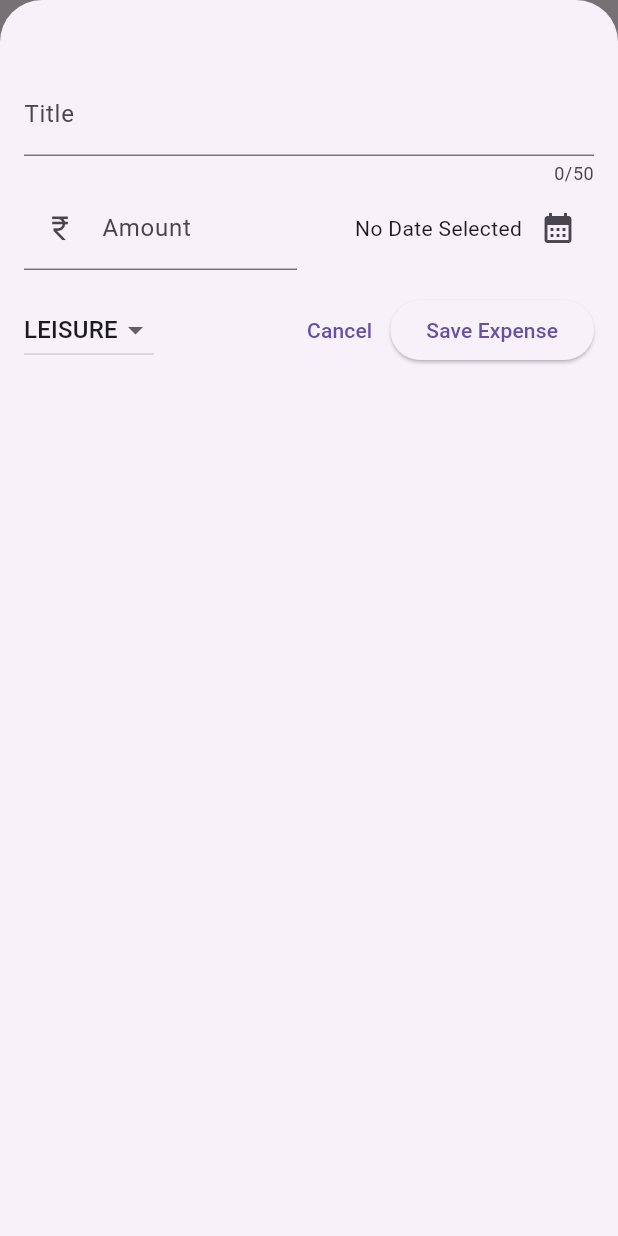
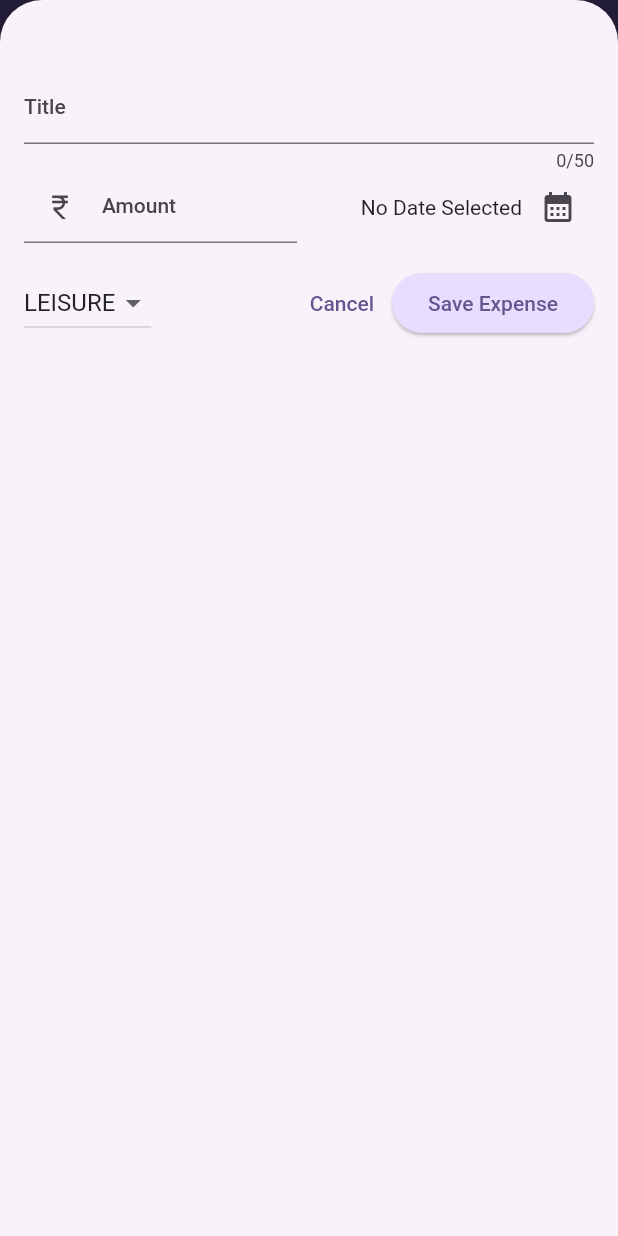
Before and after one commit to vedantagrawal524/Expense-Tracker-App, a Flutter app: the screen it shows after launch, after a tap on the "add" icon, on a phone screen of 412 x 824 dp. Run offline on Flutter 3.47's test engine with Material 2 defaults, Android fonts, the phone set to English and light mode, and no system bars.

Commit message:
Theme Data Up

```diff
--- a/lib/main.dart
+++ b/lib/main.dart
@@ -1,10 +1,36 @@
 import 'package:flutter/material.dart';
 import 'package:expense_tracker/widgets/expenses.dart';
+
+var kColorScheme = ColorScheme.fromSeed(
+  seedColor: const Color.fromARGB(255, 96, 59, 181),
+);
 
 void main() {
   runApp(
     MaterialApp(
-      theme: ThemeData(useMaterial3: true),
+      theme: ThemeData().copyWith(
+          useMaterial3: true,
+          colorScheme: kColorScheme,
+          appBarTheme: const AppBarTheme().copyWith(
+            backgroundColor: kColorScheme.onPrimaryContainer,
+            foregroundColor: kColorScheme.primaryContainer,
+          ),
+          cardTheme: const CardTheme().copyWith(
+            color: kColorScheme.secondaryContainer,
+            margin: const EdgeInsets.symmetric(horizontal: 16, vertical: 8),
+          ),
+          elevatedButtonTheme: ElevatedButtonThemeData(
+            style: ElevatedButton.styleFrom(
+              backgroundColor: kColorScheme.primaryContainer,
+            ),
+          ),
+          textTheme: ThemeData().textTheme.copyWith(
+                titleLarge: TextStyle(
+                  fontWeight: FontWeight.bold,
+                  color: kColorScheme.onSecondaryContainer,
+                  fontSize: 16,
+                ),
+              )),
       home: const Expenses(),
     ),
   );
--- a/lib/widgets/expenses_list/expenses_item.dart
+++ b/lib/widgets/expenses_list/expenses_item.dart
@@ -10,8 +10,12 @@ class ExpensesItem extends StatelessWidget {
       child: Padding(
         padding: const EdgeInsets.symmetric(horizontal: 20, vertical: 30),
         child: Column(
+          crossAxisAlignment: CrossAxisAlignment.start,
           children: [
-            Text(expense.title),
+            Text(
+              expense.title,
+              style: Theme.of(context).textTheme.titleLarge,
+            ),
             const SizedBox(height: 4),
             Row(
               children: [
--- a/lib/widgets/expenses_list/expenses_list.dart
+++ b/lib/widgets/expenses_list/expenses_list.dart
@@ -12,6 +12,11 @@ class ExpensesList extends StatelessWidget {
     return ListView.builder(
       itemCount: expenses.length,
       itemBuilder: (context, index) => Dismissible(
+        background: Container(
+          color: Theme.of(context).colorScheme.error.withOpacity(0.75),
+          margin: EdgeInsets.symmetric(
+              horizontal: Theme.of(context).cardTheme.margin!.horizontal),
+        ),
         key: ValueKey(expenses[index]),
         onDismissed: (direction) {
           onRemoveExpense(expenses[index]);
```
